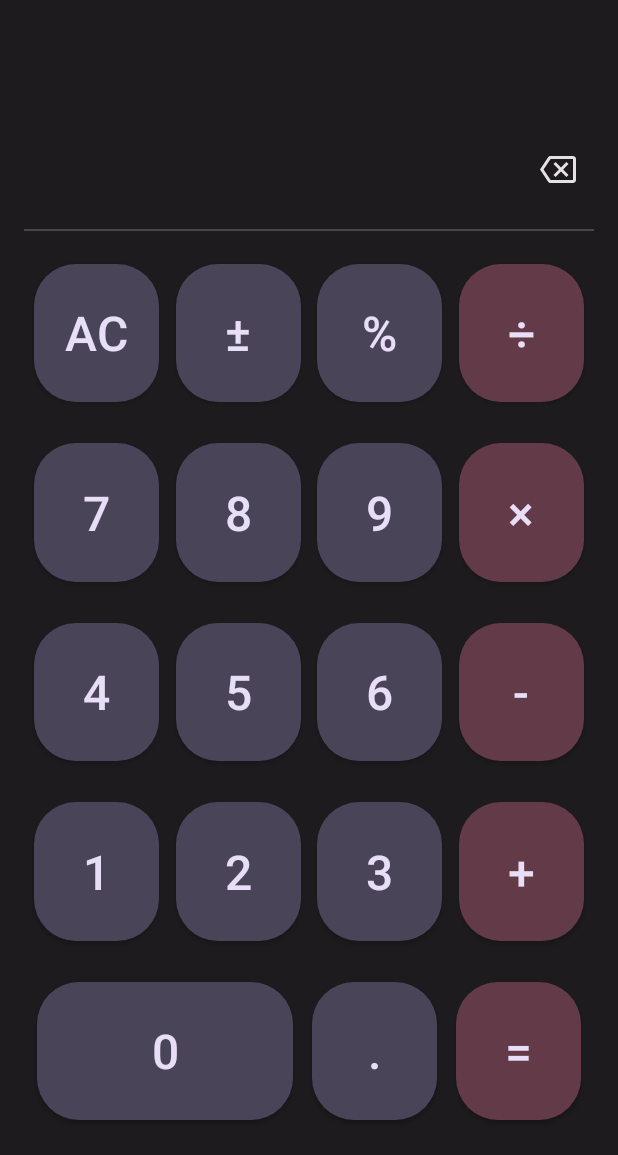
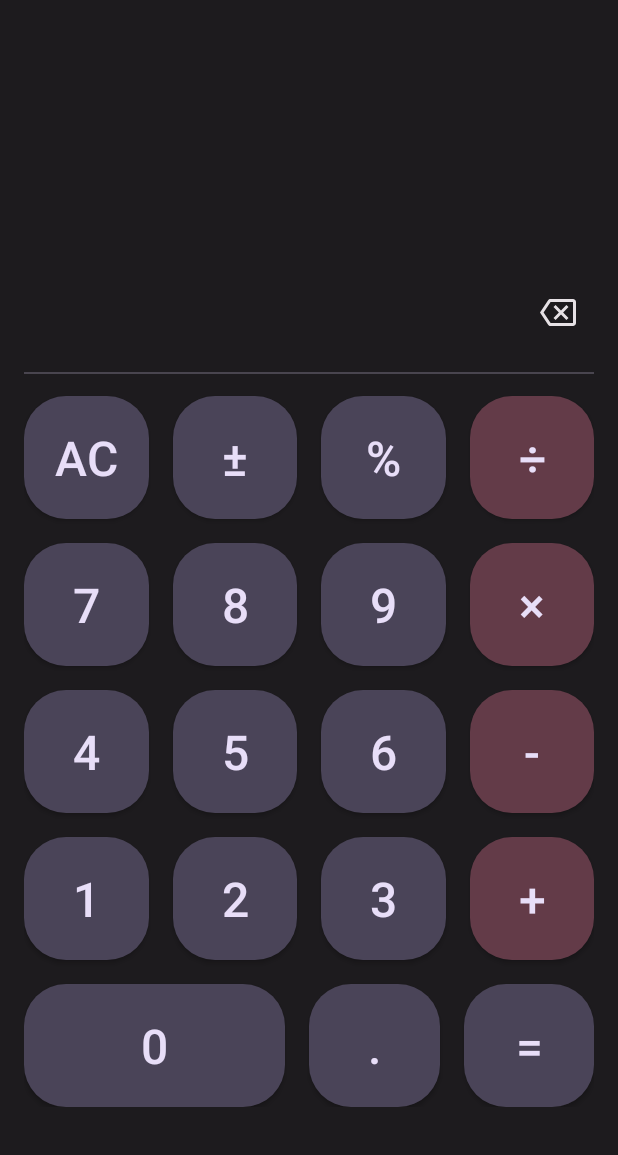
Before and after one commit to VitrivDolkom/mobileCalculator, an Android app: the screen it shows after launch (MainActivity), on a phone screen of 412 x 824 dp, the part 81-1236 px from its top. Run offline under Robolectric (Android 15) with nearby library versions, the phone set to English and light mode, and no system bars.

Commit message:
buttons block layout with chaining

```diff
--- a/app/src/main/res/layout/activity_main.xml
+++ b/app/src/main/res/layout/activity_main.xml
@@ -15,6 +15,7 @@
         layout="@layout/expression_block"
         android:layout_width="match_parent"
         android:layout_height="0dp"
+        app:layout_constraintTop_toTopOf="parent"
         app:layout_constraintStart_toStartOf="parent"
         app:layout_constraintBottom_toTopOf="@id/divider" />
 
@@ -32,6 +33,7 @@
         app:layout_constraintTop_toBottomOf="@id/expression"
         app:layout_constraintBottom_toBottomOf="parent"
         android:layout_width="match_parent"
-        android:layout_height="0dp" />
+        android:layout_height="wrap_content"
+        android:layout_marginBottom="32dp" />
 
 </androidx.constraintlayout.widget.ConstraintLayout>
--- a/app/src/main/res/layout/buttons_block.xml
+++ b/app/src/main/res/layout/buttons_block.xml
@@ -1,190 +1,253 @@
 <?xml version="1.0" encoding="utf-8"?>
 <androidx.constraintlayout.widget.ConstraintLayout xmlns:android="http://schemas.android.com/apk/res/android"
     xmlns:app="http://schemas.android.com/apk/res-auto"
+    xmlns:tools="http://schemas.android.com/tools"
     android:layout_width="match_parent"
-    android:layout_height="match_parent">
+    android:layout_height="match_parent"
+    tools:layout_editor_absoluteX="8dp"
+    tools:layout_editor_absoluteY="-90dp">
 
-    <androidx.constraintlayout.helper.widget.Flow
-        android:layout_width="match_parent"
-        android:layout_height="match_parent"
-        app:constraint_referenced_ids="button_ac,button_plus_minus,button_percent,button_divide,button_seven,button_eight,button_nine,button_multiplication,button_four,button_five,button_six,button_minus,button_one,button_two,button_three,button_plus,button_zero,button_comma,button_equal"
-        app:flow_horizontalGap="4dp"
-        app:flow_verticalGap="4dp"
-        app:flow_wrapMode="chain"
-        app:flow_maxElementsWrap="4"
-        app:layout_constraintBottom_toBottomOf="parent"
-        app:layout_constraintStart_toStartOf="parent" />
+    <!--    first line      -->
 
     <Button
         android:id="@+id/button_ac"
-        style="@style/CalculatorButtonStyle"
+        style="@style/CalculatorButtonStyle.WithMarginRight"
+        android:layout_width="0dp"
+        android:layout_height="82dp"
         android:text="@string/ac"
-        android:layout_width="0dp"
-        android:layout_height="0dp"
-        app:layout_constraintWidth_percent="0.22"
-        app:layout_constraintHeight_percent="0.15" />
+        app:layout_constraintEnd_toStartOf="@id/button_plus_minus"
+        app:layout_constraintHorizontal_chainStyle="spread"
+        app:layout_constraintHorizontal_weight="1"
+        app:layout_constraintStart_toStartOf="parent"
+        app:layout_constraintTop_toTopOf="parent"
+        />
 
     <Button
         android:id="@+id/button_plus_minus"
-        style="@style/CalculatorButtonStyle"
+        style="@style/CalculatorButtonStyle.WithMarginRight"
+        android:layout_width="0dp"
+        android:layout_height="82dp"
         android:text="@string/plus_minus"
-        android:layout_width="0dp"
-        android:layout_height="0dp"
-        app:layout_constraintWidth_percent="0.22"
-        app:layout_constraintHeight_percent="0.15" />
+        app:layout_constraintEnd_toStartOf="@id/button_percent"
+        app:layout_constraintHorizontal_weight="1"
+        app:layout_constraintStart_toEndOf="@id/button_ac"
+        app:layout_constraintTop_toTopOf="parent"
+        />
 
     <Button
         android:id="@+id/button_percent"
-        style="@style/CalculatorButtonStyle"
+        style="@style/CalculatorButtonStyle.WithMarginRight"
+        android:layout_width="0dp"
+        android:layout_height="82dp"
         android:text="@string/percent"
-        android:layout_width="0dp"
-        android:layout_height="0dp"
-        app:layout_constraintWidth_percent="0.22"
-        android:maxWidth="100dp"
-        app:layout_constraintHeight_percent="0.15" />
+        app:layout_constraintEnd_toStartOf="@id/button_divide"
+        app:layout_constraintHorizontal_weight="1"
+        app:layout_constraintStart_toEndOf="@id/button_plus_minus"
+        app:layout_constraintTop_toTopOf="parent"
+        />
 
     <Button
         android:id="@+id/button_divide"
         style="@style/CalculatorButtonStyle.Red"
+        android:layout_width="0dp"
+        android:layout_height="82dp"
         android:text="@string/divide"
-        android:layout_width="0dp"
-        android:layout_height="0dp"
-        app:layout_constraintWidth_percent="0.22"
-        app:layout_constraintHeight_percent="0.15" />
+        app:layout_constraintEnd_toEndOf="parent"
+        app:layout_constraintHorizontal_weight="1"
+        app:layout_constraintStart_toEndOf="@id/button_percent"
+        app:layout_constraintTop_toTopOf="parent"
+        />
+
+    <!--    second line      -->
 
     <Button
         android:id="@+id/button_seven"
-        style="@style/CalculatorButtonStyle"
+        style="@style/CalculatorButtonStyle.WithMarginRight"
+        android:layout_width="0dp"
+        android:layout_height="82dp"
         android:text="@string/seven"
-        android:layout_width="0dp"
-        android:layout_height="0dp"
-        app:layout_constraintWidth_percent="0.22"
-        app:layout_constraintHeight_percent="0.15" />
+        app:layout_constraintHorizontal_chainStyle="spread"
+        app:layout_constraintHorizontal_weight="1"
+        app:layout_constraintStart_toStartOf="parent"
+        app:layout_constraintEnd_toStartOf="@id/button_eight"
+        app:layout_constraintTop_toBottomOf="@id/button_ac"
+        />
 
     <Button
         android:id="@+id/button_eight"
-        style="@style/CalculatorButtonStyle"
+        android:layout_width="0dp"
+        android:layout_height="82dp"
+        style="@style/CalculatorButtonStyle.WithMarginRight"
         android:text="@string/eight"
-        android:layout_width="0dp"
-        android:layout_height="0dp"
-        app:layout_constraintWidth_percent="0.22"
-        app:layout_constraintHeight_percent="0.15" />
+        app:layout_constraintHorizontal_weight="1"
+        app:layout_constraintStart_toEndOf="@id/button_seven"
+        app:layout_constraintEnd_toStartOf="@id/button_nine"
+        app:layout_constraintTop_toBottomOf="@id/button_plus_minus"
+        />
 
     <Button
         android:id="@+id/button_nine"
-        style="@style/CalculatorButtonStyle"
+        android:layout_width="0dp"
+        android:layout_height="82dp"
+        style="@style/CalculatorButtonStyle.WithMarginRight"
         android:text="@string/nine"
-        android:layout_width="0dp"
-        android:layout_height="0dp"
-        app:layout_constraintWidth_percent="0.22"
-        app:layout_constraintHeight_percent="0.15" />
+        app:layout_constraintHorizontal_weight="1"
+        app:layout_constraintStart_toEndOf="@id/button_eight"
+        app:layout_constraintEnd_toStartOf="@id/button_multiplication"
+        app:layout_constraintTop_toBottomOf="@id/button_percent"
+        />
 
     <Button
         android:id="@+id/button_multiplication"
+        android:layout_width="0dp"
+        android:layout_height="82dp"
         style="@style/CalculatorButtonStyle.Red"
         android:text="@string/multiplication"
-        android:layout_width="0dp"
-        android:layout_height="0dp"
-        app:layout_constraintWidth_percent="0.22"
-        app:layout_constraintHeight_percent="0.15" />
+        app:layout_constraintHorizontal_weight="1"
+        app:layout_constraintStart_toEndOf="@id/button_nine"
+        app:layout_constraintEnd_toEndOf="parent"
+        app:layout_constraintTop_toBottomOf="@id/button_divide"
+        />
+
+    <!--    third line         -->
 
     <Button
         android:id="@+id/button_four"
-        style="@style/CalculatorButtonStyle"
+        android:layout_width="0dp"
+        android:layout_height="82dp"
+        style="@style/CalculatorButtonStyle.WithMarginRight"
         android:text="@string/four"
-        android:layout_width="0dp"
-        android:layout_height="0dp"
-        app:layout_constraintWidth_percent="0.22"
-        app:layout_constraintHeight_percent="0.15" />
+        app:layout_constraintHorizontal_chainStyle="spread"
+        app:layout_constraintHorizontal_weight="1"
+        app:layout_constraintStart_toStartOf="parent"
+        app:layout_constraintEnd_toStartOf="@id/button_five"
+        app:layout_constraintTop_toBottomOf="@id/button_seven"
+        />
 
     <Button
         android:id="@+id/button_five"
-        style="@style/CalculatorButtonStyle"
+        android:layout_width="0dp"
+        android:layout_height="82dp"
+        style="@style/CalculatorButtonStyle.WithMarginRight"
         android:text="@string/five"
-        android:layout_width="0dp"
-        android:layout_height="0dp"
-        app:layout_constraintWidth_percent="0.22"
-        app:layout_constraintHeight_percent="0.15" />
+        app:layout_constraintHorizontal_weight="1"
+        app:layout_constraintStart_toEndOf="@id/button_four"
+        app:layout_constraintEnd_toStartOf="@id/button_six"
+        app:layout_constraintTop_toBottomOf="@id/button_eight"
+        />
 
     <Button
         android:id="@+id/button_six"
-        style="@style/CalculatorButtonStyle"
+        android:layout_width="0dp"
+        android:layout_height="82dp"
+        style="@style/CalculatorButtonStyle.WithMarginRight"
         android:text="@string/six"
-        android:layout_width="0dp"
-        android:layout_height="0dp"
-        app:layout_constraintWidth_percent="0.22"
-        app:layout_constraintHeight_percent="0.15" />
+        app:layout_constraintHorizontal_weight="1"
+        app:layout_constraintStart_toEndOf="@id/button_five"
+        app:layout_constraintEnd_toStartOf="@id/button_minus"
+        app:layout_constraintTop_toBottomOf="@id/button_nine"
+        />
 
     <Button
         android:id="@+id/button_minus"
+        android:layout_width="0dp"
+        android:layout_height="82dp"
         style="@style/CalculatorButtonStyle.Red"
         android:text="@string/minus"
-        android:layout_width="0dp"
-        android:layout_height="0dp"
-        app:layout_constraintWidth_percent="0.22"
-        app:layout_constraintHeight_percent="0.15" />
+        app:layout_constraintHorizontal_weight="1"
+        app:layout_constraintStart_toEndOf="@id/button_six"
+        app:layout_constraintEnd_toEndOf="parent"
+        app:layout_constraintTop_toBottomOf="@id/button_multiplication"
+        />
+
+    <!--    forth line      -->
 
     <Button
         android:id="@+id/button_one"
-        style="@style/CalculatorButtonStyle"
+        android:layout_width="0dp"
+        android:layout_height="82dp"
+        style="@style/CalculatorButtonStyle.WithMarginRight"
         android:text="@string/one"
-        android:layout_width="0dp"
-        android:layout_height="0dp"
-        app:layout_constraintWidth_percent="0.22"
-        app:layout_constraintHeight_percent="0.15" />
+        app:layout_constraintHorizontal_chainStyle="spread"
+        app:layout_constraintHorizontal_weight="1"
+        app:layout_constraintStart_toStartOf="parent"
+        app:layout_constraintEnd_toStartOf="@id/button_two"
+        app:layout_constraintTop_toBottomOf="@id/button_four"
+        />
 
     <Button
         android:id="@+id/button_two"
-        style="@style/CalculatorButtonStyle"
+        android:layout_width="0dp"
+        android:layout_height="82dp"
+        style="@style/CalculatorButtonStyle.WithMarginRight"
         android:text="@string/two"
-        android:layout_width="0dp"
-        android:layout_height="0dp"
-        app:layout_constraintWidth_percent="0.22"
-        app:layout_constraintHeight_percent="0.15" />
+        app:layout_constraintHorizontal_weight="1"
+        app:layout_constraintStart_toEndOf="@id/button_one"
+        app:layout_constraintEnd_toStartOf="@id/button_three"
+        app:layout_constraintTop_toBottomOf="@id/button_five"
+        />
 
     <Button
         android:id="@+id/button_three"
-        style="@style/CalculatorButtonStyle"
+        android:layout_width="0dp"
+        android:layout_height="82dp"
+        style="@style/CalculatorButtonStyle.WithMarginRight"
         android:text="@string/three"
-        android:layout_width="0dp"
-        android:layout_height="0dp"
-        app:layout_constraintWidth_percent="0.22"
-        app:layout_constraintHeight_percent="0.15" />
+        app:layout_constraintHorizontal_weight="1"
+        app:layout_constraintStart_toEndOf="@id/button_two"
+        app:layout_constraintEnd_toStartOf="@id/button_plus"
+        app:layout_constraintTop_toBottomOf="@id/button_six"
+        />
 
     <Button
         android:id="@+id/button_plus"
+        android:layout_width="0dp"
+        android:layout_height="82dp"
         style="@style/CalculatorButtonStyle.Red"
         android:text="@string/plus"
-        android:layout_width="0dp"
-        android:layout_height="0dp"
-        app:layout_constraintWidth_percent="0.22"
-        app:layout_constraintHeight_percent="0.15" />
+        app:layout_constraintHorizontal_weight="1"
+        app:layout_constraintStart_toEndOf="@id/button_three"
+        app:layout_constraintEnd_toEndOf="parent"
+        app:layout_constraintTop_toBottomOf="@id/button_minus"
+        />
+
+    <!--    last line      -->
 
     <Button
         android:id="@+id/button_zero"
-        style="@style/CalculatorButtonStyle"
+        android:layout_width="0dp"
+        android:layout_height="82dp"
+        style="@style/CalculatorButtonStyle.WithMarginRight"
         android:text="@string/zero"
-        android:layout_width="0dp"
-        android:layout_height="0dp"
-        app:layout_constraintWidth_percent="0.45"
-        app:layout_constraintHeight_percent="0.15" />
+        app:layout_constraintHorizontal_chainStyle="spread"
+        app:layout_constraintHorizontal_weight="2"
+        app:layout_constraintStart_toStartOf="parent"
+        app:layout_constraintEnd_toStartOf="@id/button_comma"
+        app:layout_constraintTop_toBottomOf="@id/button_one"
+        />
 
     <Button
         android:id="@+id/button_comma"
-        style="@style/CalculatorButtonStyle"
+        android:layout_width="0dp"
+        android:layout_height="82dp"
+        style="@style/CalculatorButtonStyle.WithMarginRight"
         android:text="@string/comma"
-        android:layout_width="0dp"
-        android:layout_height="0dp"
-        app:layout_constraintWidth_percent="0.22"
-        app:layout_constraintHeight_percent="0.15" />
+        app:layout_constraintHorizontal_weight="1"
+        app:layout_constraintStart_toEndOf="@id/button_zero"
+        app:layout_constraintEnd_toStartOf="@id/button_equal"
+        app:layout_constraintTop_toBottomOf="@id/button_two"
+        />
 
     <Button
         android:id="@+id/button_equal"
-        style="@style/CalculatorButtonStyle.Red"
+        android:layout_width="0dp"
+        android:layout_height="82dp"
+        style="@style/CalculatorButtonStyle"
         android:text="@string/equal"
-        android:layout_width="0dp"
-        android:layout_height="0dp"
-        app:layout_constraintWidth_percent="0.22"
-        app:layout_constraintHeight_percent="0.15" />
+        app:layout_constraintHorizontal_weight="1"
+        app:layout_constraintStart_toEndOf="@id/button_comma"
+        app:layout_constraintEnd_toEndOf="parent"
+        app:layout_constraintTop_toBottomOf="@id/button_three"
+        />
 
 </androidx.constraintlayout.widget.ConstraintLayout>
--- a/app/src/main/res/values/styles.xml
+++ b/app/src/main/res/values/styles.xml
@@ -8,9 +8,14 @@
         <item name="android:textSize">32sp</item>
         <item name="cornerRadius">32dp</item>
         <item name="android:onClick">onCalculatorButtonsClick</item>
+        <item name="android:layout_marginTop">16dp</item>
     </style>
 
     <style name="CalculatorButtonStyle.Red">
         <item name="android:background">@drawable/round_corners_red</item>
     </style>
+
+    <style name="CalculatorButtonStyle.WithMarginRight">
+        <item name="android:layout_marginRight">16dp</item>
+    </style>
 </resources>
--- /dev/null
+++ b/app/src/main/res/xml/buttons_block_xml_constraintlayout_scene.xml
@@ -0,0 +1,19 @@
+<?xml version="1.0" encoding="utf-8"?>
+<MotionScene
+    xmlns:android="http://schemas.android.com/apk/res/android"
+    xmlns:motion="http://schemas.android.com/apk/res-auto">
+
+    <Transition
+        motion:constraintSetEnd="@+id/end"
+        motion:constraintSetStart="@id/start"
+        motion:duration="1000">
+       <KeyFrameSet>
+       </KeyFrameSet>
+    </Transition>
+
+    <ConstraintSet android:id="@+id/start">
+    </ConstraintSet>
+
+    <ConstraintSet android:id="@+id/end">
+    </ConstraintSet>
+</MotionScene>
```
